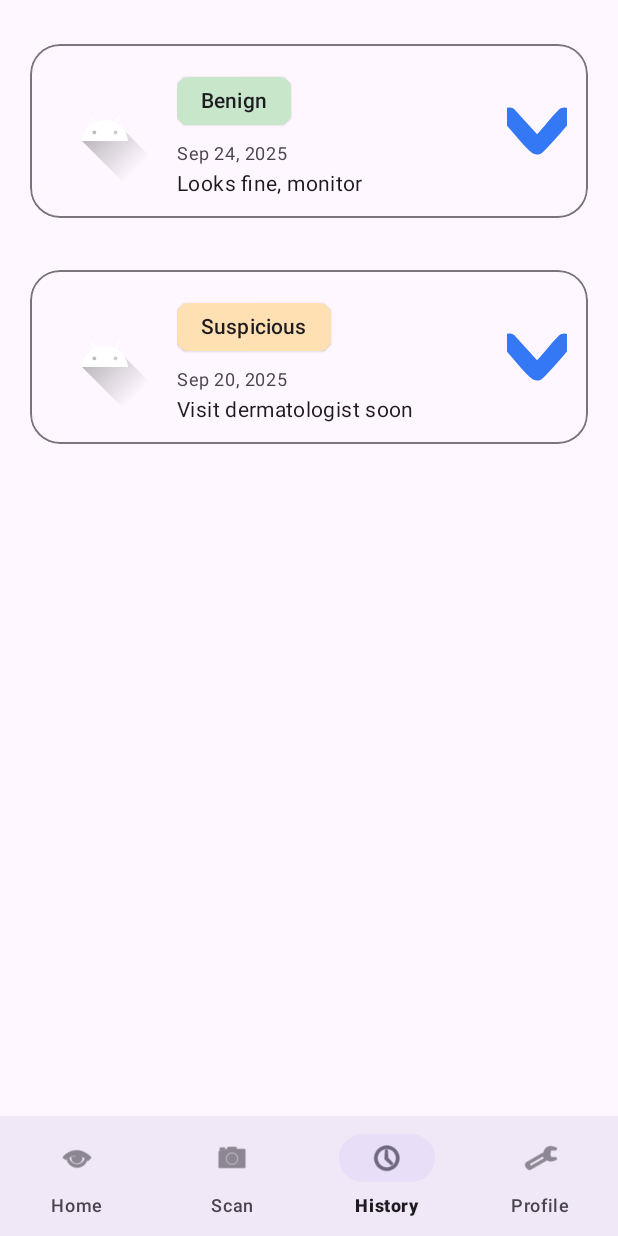
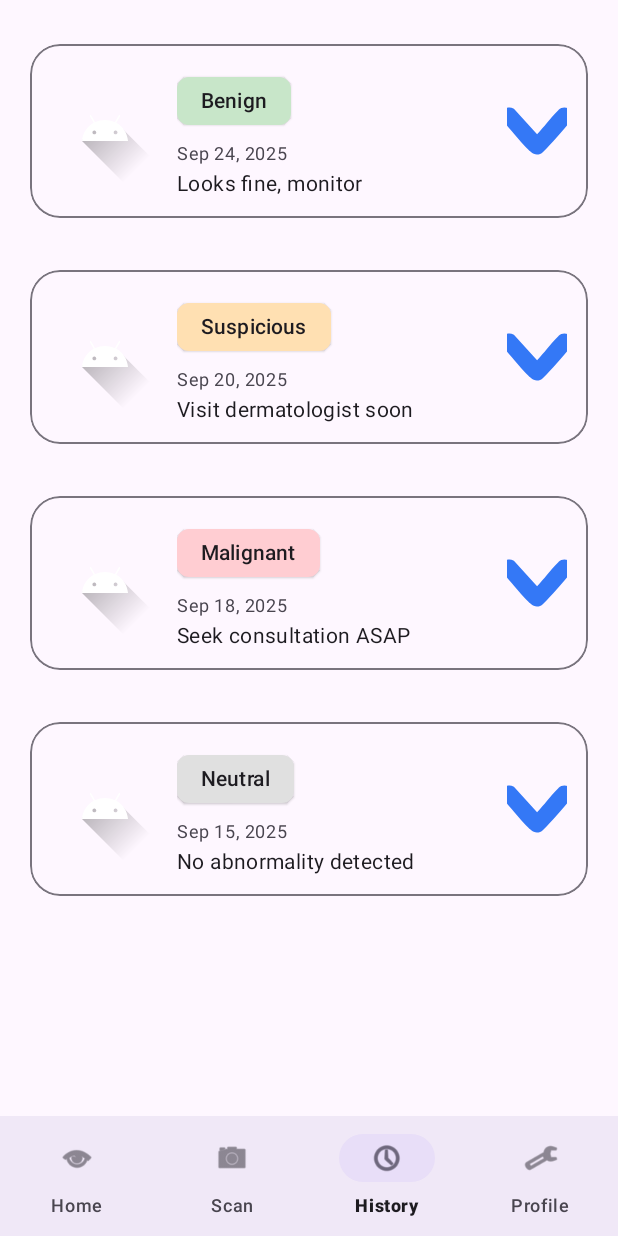
Before and after one commit to DarrylIsw/DermaHealth, an Android app: the screen it shows after launch (MainActivity), item 3 of the bottom bar chosen, on a phone screen of 412 x 824 dp. Run offline under Robolectric (Android 15) with nearby library versions, the phone set to English and light mode, and no system bars; libraries missing offline, so code that uses them is left out: androidx.camera.core, androidx.camera.lifecycle, androidx.camera.view, com.yalantis.ucrop.

Commit message:
Commit 6 - Add more seed data

```diff
--- a/app/src/main/java/com/example/dermahealth/fragments/HistoryFragment.kt
+++ b/app/src/main/java/com/example/dermahealth/fragments/HistoryFragment.kt
@@ -86,7 +86,9 @@ class HistoryFragment : Fragment() {
         // seed dummy
         val seed = listOf(
             ScanHistory(1, null, "Benign", "2025-09-24", "Looks fine, monitor", null),
-            ScanHistory(2, null, "Suspicious", "2025-09-20", "Visit dermatologist soon", null)
+            ScanHistory(2, null, "Suspicious", "2025-09-20", "Visit dermatologist soon", null),
+            ScanHistory(3, null, "Malignant", "2025-09-18", "Seek consultation ASAP", null),
+            ScanHistory(4, null, "Neutral", "2025-09-15", "No abnormality detected", null)
         )
         adapter.submitList(seed)
         updateEmptyState()
```
